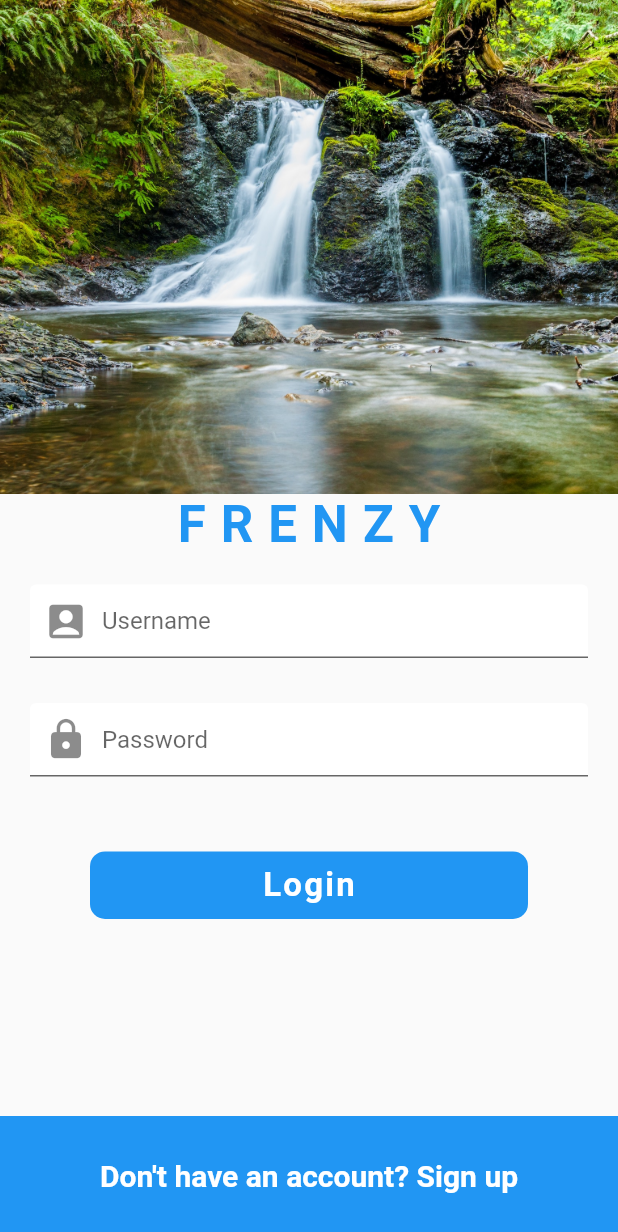
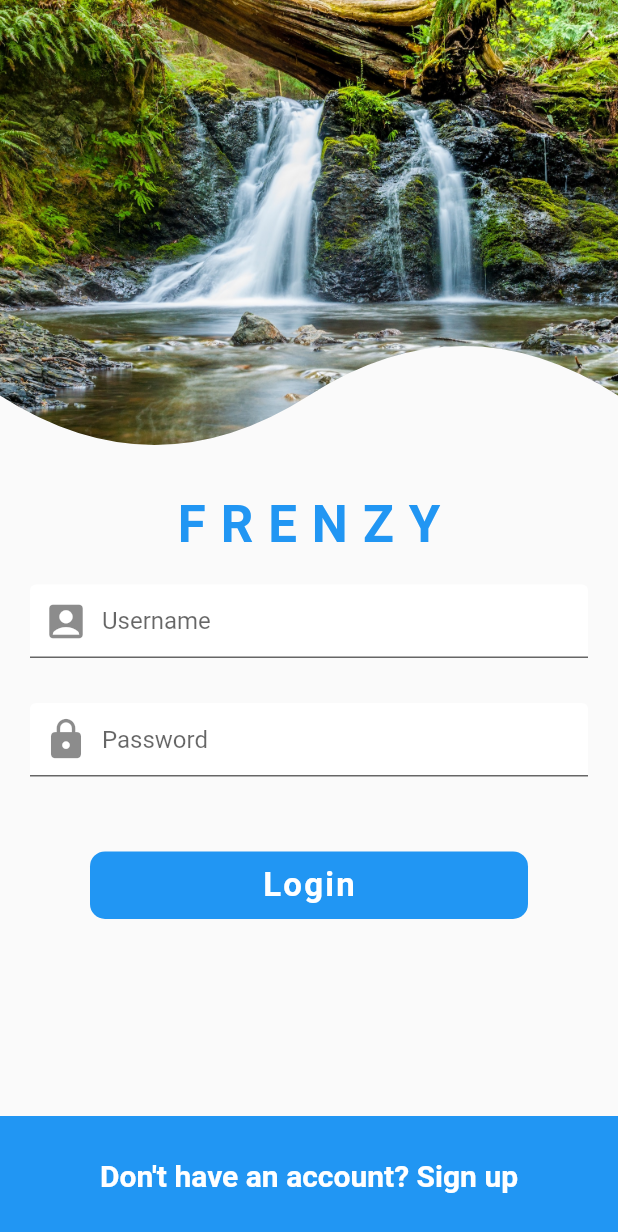
Before and after one commit to Allename/flutter_social_ui, a Flutter app: the screen it shows after launch, on a phone screen of 412 x 824 dp. Shown: the top 1232 px of the screen. Run offline on Flutter 3.47's test engine with Material 2 defaults, Android fonts, the phone set to English and light mode, and no system bars.

Commit message:
feat: update

```diff
--- a/lib/widgets/curve_clipper.dart
+++ b/lib/widgets/curve_clipper.dart
@@ -3,12 +3,31 @@ import 'package:flutter/material.dart';
 class CurveClipper extends CustomClipper<Path> {
   @override
   Path getClip(Size size) {
-      return null;
-    }
+    Path path = Path();
+    path.lineTo(0, 4 * size.height / 5);
+    Offset curvePoint1 = Offset(size.width / 4, size.height);
+    Offset centerPoint = Offset(size.width / 2, 4 * size.height / 5);
+    path.quadraticBezierTo(
+      curvePoint1.dx,
+      curvePoint1.dy,
+      centerPoint.dx,
+      centerPoint.dy,
+    );
+    Offset curvePoint2 = Offset(3 * size.width / 4, 3 * size.height / 5);
+    Offset endPoint = Offset(size.width, 4 * size.height / 5);
+    path.quadraticBezierTo(
+      curvePoint2.dx,
+      curvePoint2.dy,
+      endPoint.dx,
+      endPoint.dy,
+    );
+    path.lineTo(size.width, 0);
+    path.close();
+    return path;
+  }
 
-    @override
-    bool shouldReclip(covariant CustomClipper<Path> oldClipper) {
+  @override
+  bool shouldReclip(covariant CustomClipper<Path> oldClipper) {
     return false;
   }
-
 }
```
